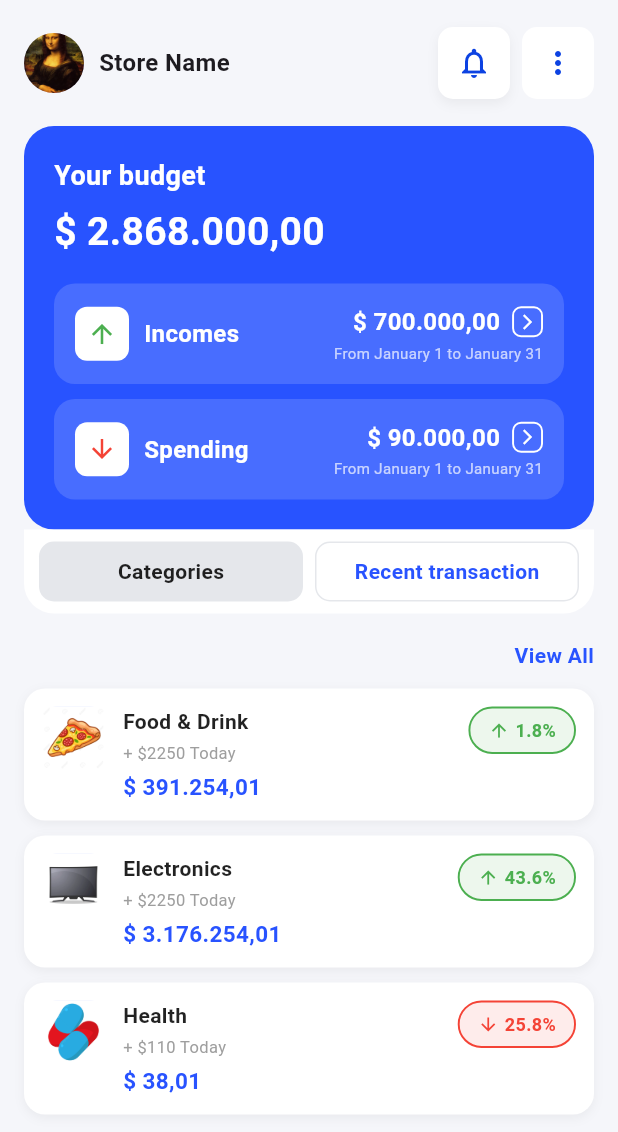
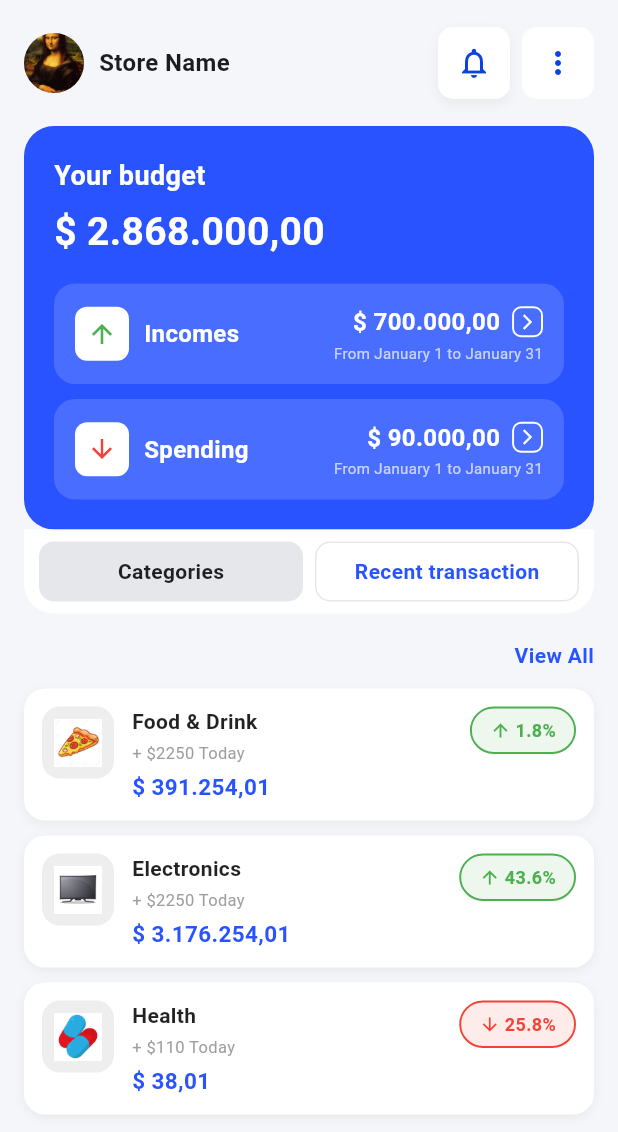
Before and after one commit to Josealeuribe/entregable_3flutter, a Flutter app: the screen it shows after launch, on a phone screen of 412 x 824 dp. Shown: the top 1132 px of the screen. Run offline on Flutter 3.47's test engine with Material 3 defaults, Android fonts, the phone set to English and light mode, and no system bars.

Commit message:
Imagenes con fondo gris como se pedia

```diff
--- a/lib/ui/widgets/category_item.dart
+++ b/lib/ui/widgets/category_item.dart
@@ -38,22 +38,25 @@ class CategoryItem extends StatelessWidget {
       child: Row(
         crossAxisAlignment: CrossAxisAlignment.start,
         children: [
-          // 🔹 Icono de categoría
+          // 🔹 Ícono de categoría con fondo gris (solo el área del ícono)
           Container(
-            width: 42,
-            height: 42,
+            width: 48,
+            height: 48,
             decoration: BoxDecoration(
-              color: AppColors.lightBlue.withOpacity(0.1),
-              borderRadius: BorderRadius.circular(10),
+              color: Colors.grey[200], // 🔸 Fondo gris claro solo aquí
+              borderRadius: BorderRadius.circular(12),
             ),
-            child: Image.asset(
-              category.iconPath,
-              fit: BoxFit.contain,
+            child: Padding(
+              padding: const EdgeInsets.all(8.0),
+              child: Image.asset(
+                category.iconPath,
+                fit: BoxFit.contain,
+              ),
             ),
           ),
           const SizedBox(width: 12),
 
-          // 🔹 Textos: nombre, subtítulo y precio (uno debajo del otro)
+          // 🔹 Textos a la izquierda
           Expanded(
             child: Column(
               crossAxisAlignment: CrossAxisAlignment.start,
@@ -75,7 +78,6 @@ class CategoryItem extends StatelessWidget {
                   ),
                 ),
                 const SizedBox(height: 4),
-                // 🔹 Precio con formato y texto más grande
                 Text(
                   "\$ ${formatWithDots(category.amount)}",
                   style: AppTextStyles.body.copyWith(
@@ -88,14 +90,14 @@ class CategoryItem extends StatelessWidget {
             ),
           ),
 
-          // 🔹 Porcentaje dentro de óvalo + flecha
+          // 🔹 Porcentaje dentro de un óvalo con flecha
           Container(
             padding: const EdgeInsets.symmetric(horizontal: 12, vertical: 6),
             decoration: BoxDecoration(
               color: category.isPositive
                   ? Colors.green.withOpacity(0.1)
                   : Colors.red.withOpacity(0.1),
-              borderRadius: BorderRadius.circular(20), // 🔸 Ovalado
+              borderRadius: BorderRadius.circular(22),
               border: Border.all(
                 color: category.isPositive ? Colors.green : Colors.red,
                 width: 1.3,
@@ -105,13 +107,11 @@ class CategoryItem extends StatelessWidget {
               mainAxisSize: MainAxisSize.min,
               children: [
                 Icon(
-                  category.isPositive
-                      ? Icons.arrow_upward
-                      : Icons.arrow_downward,
+                  category.isPositive ? Icons.arrow_upward : Icons.arrow_downward,
                   size: 14,
                   color: category.isPositive ? Colors.green : Colors.red,
                 ),
-                const SizedBox(width: 4),
+                const SizedBox(width: 3),
                 Text(
                   "${category.percentageChange.toStringAsFixed(1)}%",
                   style: TextStyle(
```
